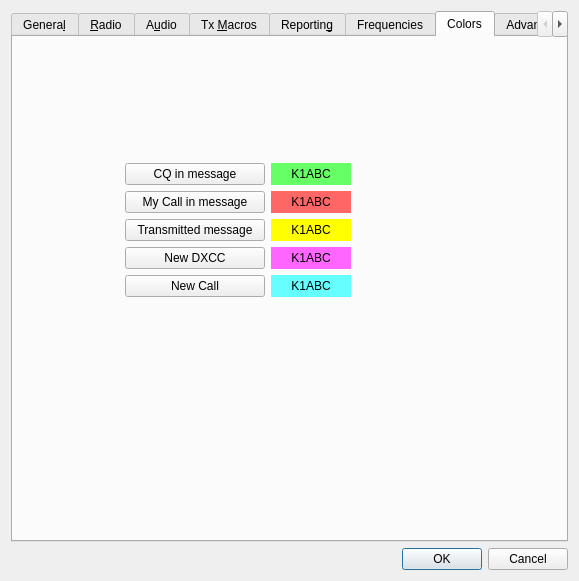
Qt form Configuration.ui (saitohirga/WSJT-X) before a commit.
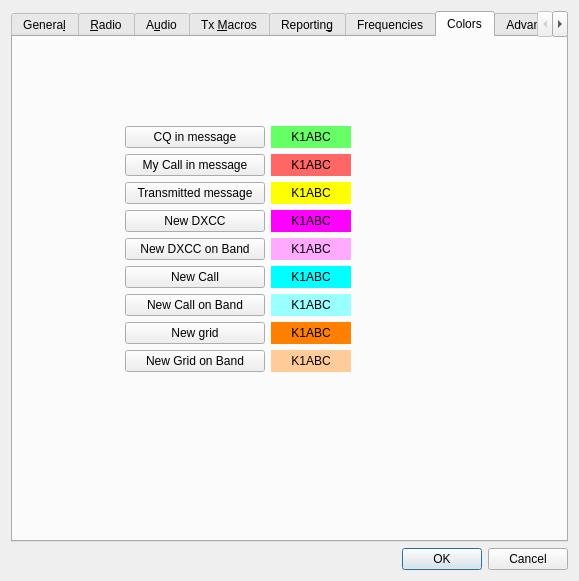
The same form after that commit. The open tabs and pages were chosen to show the change.

Commit message: Extend color options to include New DXCC, call, and grid by band.

What changed in the file:
```diff
--- a/Configuration.ui
+++ b/Configuration.ui
@@ -2176,22 +2176,24 @@
       <layout class="QGridLayout" name="gridLayout_5" rowstretch="1,1,2" columnstretch="1,1,2">
        <item row="1" column="1">
         <layout class="QGridLayout" name="gridLayout_13">
-         <item row="0" column="1">
-          <widget class="QLabel" name="labCQ">
-           <property name="minimumSize">
-            <size>
-             <width>80</width>
-             <height>20</height>
-            </size>
+         <item row="4" column="0">
+          <widget class="QPushButton" name="pbNewDXCCband">
+           <property name="text">
+            <string>New DXCC on Band</string>
            </property>
-           <property name="styleSheet">
-            <string notr="true">QLabel{background-color: #66ff66}</string>
-           </property>
+          </widget>
+         </item>
+         <item row="6" column="0">
+          <widget class="QPushButton" name="pbNewCallBand">
            <property name="text">
-            <string>K1ABC</string>
+            <string>New Call on Band</string>
            </property>
-           <property name="alignment">
-            <set>Qt::AlignCenter</set>
+          </widget>
+         </item>
+         <item row="7" column="0">
+          <widget class="QPushButton" name="pbNewGrid">
+           <property name="text">
+            <string>New grid</string>
            </property>
           </widget>
          </item>
@@ -2221,6 +2223,44 @@
            </property>
           </widget>
          </item>
+         <item row="0" column="1">
+          <widget class="QLabel" name="labCQ">
+           <property name="minimumSize">
+            <size>
+             <width>80</width>
+             <height>20</height>
+            </size>
+           </property>
+           <property name="styleSheet">
+            <string notr="true">QLabel{background-color: #66ff66}</string>
+           </property>
+           <property name="text">
+            <string>K1ABC</string>
+           </property>
+           <property name="alignment">
+            <set>Qt::AlignCenter</set>
+           </property>
+          </widget>
+         </item>
+         <item row="2" column="1">
+          <widget class="QLabel" name="labTx">
+           <property name="minimumSize">
+            <size>
+             <width>80</width>
+             <height>20</height>
+            </size>
+           </property>
+           <property name="styleSheet">
+            <string notr="true">QLabel{background-color: yellow}</string>
+           </property>
+           <property name="text">
+            <string>K1ABC</string>
+           </property>
+           <property name="alignment">
+            <set>Qt::AlignCenter</set>
+           </property>
+          </widget>
+         </item>
          <item row="1" column="1">
           <widget class="QLabel" name="labMyCall">
            <property name="minimumSize">
@@ -2253,25 +2293,6 @@
            </property>
           </widget>
          </item>
-         <item row="2" column="1">
-          <widget class="QLabel" name="labTx">
-           <property name="minimumSize">
-            <size>
-             <width>80</width>
-             <height>20</height>
-            </size>
-           </property>
-           <property name="styleSheet">
-            <string notr="true">QLabel{background-color: yellow}</string>
-           </property>
-           <property name="text">
-            <string>K1ABC</string>
-           </property>
-           <property name="alignment">
-            <set>Qt::AlignCenter</set>
-           </property>
-          </widget>
-         </item>
          <item row="3" column="1">
           <widget class="QLabel" name="labDXCC">
            <property name="minimumSize">
@@ -2281,7 +2302,7 @@
             </size>
            </property>
            <property name="styleSheet">
-            <string notr="true">QLabel{background-color: #ff66ff}</string>
+            <string notr="true">QLabel{background-color: #ff00ff}</string>
            </property>
            <property name="text">
             <string>K1ABC</string>
@@ -2291,19 +2312,6 @@
            </property>
           </widget>
          </item>
-         <item row="4" column="0">
-          <widget class="QPushButton" name="pbNewCall">
-           <property name="minimumSize">
-            <size>
-             <width>140</width>
-             <height>0</height>
-            </size>
-           </property>
-           <property name="text">
-            <string>New Call</string>
-           </property>
-          </widget>
-         </item>
          <item row="3" column="0">
           <widget class="QPushButton" name="pbNewDXCC">
            <property name="minimumSize">
@@ -2317,7 +2325,7 @@
            </property>
           </widget>
          </item>
-         <item row="4" column="1">
+         <item row="5" column="1">
           <widget class="QLabel" name="labNewCall">
            <property name="minimumSize">
             <size>
@@ -2326,7 +2334,7 @@
             </size>
            </property>
            <property name="styleSheet">
-            <string notr="true">QLabel{background-color: #66ffff}</string>
+            <string notr="true">QLabel{background-color: #00ffff}</string>
            </property>
            <property name="text">
             <string>K1ABC</string>
@@ -2336,6 +2344,79 @@
            </property>
           </widget>
          </item>
+         <item row="5" column="0">
+          <widget class="QPushButton" name="pbNewCall">
+           <property name="minimumSize">
+            <size>
+             <width>140</width>
+             <height>0</height>
+            </size>
+           </property>
+           <property name="text">
+            <string>New Call</string>
+           </property>
+          </widget>
+         </item>
+         <item row="8" column="0">
+          <widget class="QPushButton" name="pbNewGridBand">
+           <property name="text">
+            <string>New Grid on Band</string>
+           </property>
+          </widget>
+         </item>
+         <item row="4" column="1">
+          <widget class="QLabel" name="labDXCCband">
+           <property name="styleSheet">
+            <string notr="true">QLabel{background-color: #ffaaff}
+</string>
+           </property>
+           <property name="text">
+            <string notr="true">K1ABC</string>
+           </property>
+           <property name="alignment">
+            <set>Qt::AlignCenter</set>
+           </property>
+          </widget>
+         </item>
+         <item row="6" column="1">
+          <widget class="QLabel" name="labNewCallBand">
+           <property name="styleSheet">
+            <string notr="true">QLabel{background-color: #99ffff}</string>
+           </property>
+           <property name="text">
+            <string notr="true">K1ABC</string>
+           </property>
+           <property name="alignment">
+            <set>Qt::AlignCenter</set>
+           </property>
+          </widget>
+         </item>
+         <item row="7" column="1">
+          <widget class="QLabel" name="labNewGrid">
+           <property name="styleSheet">
+            <string notr="true">QLabel{background-color: #ff8000}</string>
+           </property>
+           <property name="text">
+            <string notr="true">K1ABC</string>
+           </property>
+           <property name="alignment">
+            <set>Qt::AlignCenter</set>
+           </property>
+          </widget>
+         </item>
+         <item row="8" column="1">
+          <widget class="QLabel" name="labNewGridBand">
+           <property name="styleSheet">
+            <string notr="true">QLabel{background-color: #ffcc99}</string>
+           </property>
+           <property name="text">
+            <string notr="true">K1ABC</string>
+           </property>
+           <property name="alignment">
+            <set>Qt::AlignCenter</set>
+           </property>
+          </widget>
+         </item>
         </layout>
        </item>
        <item row="0" column="1">
```
Left out of the diff: 10 changed lines with no effect on the pictures. The commit also changes 4 other files.
